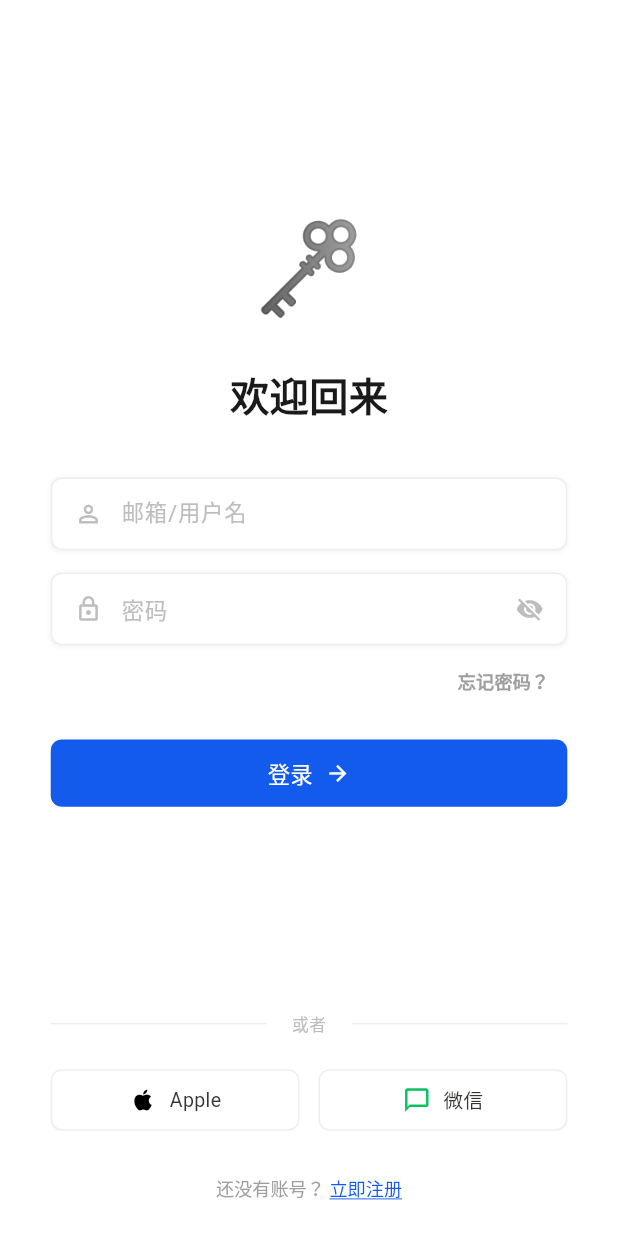
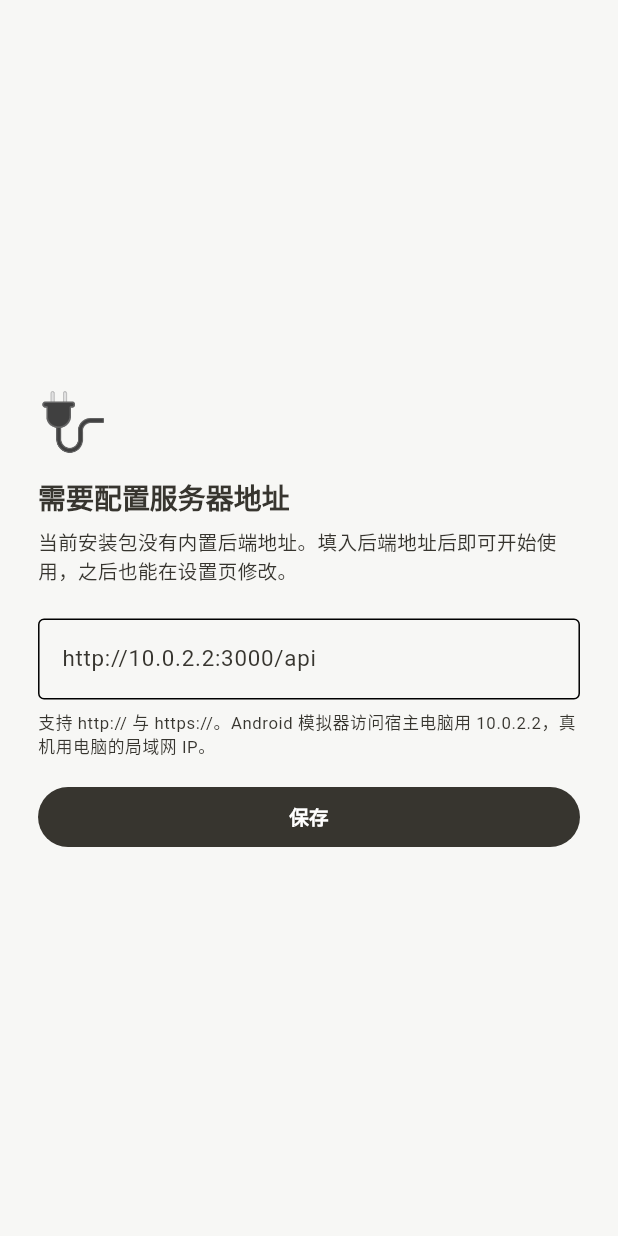
Before and after one commit to mintleaf84/ai-leaming, a Flutter app: the screen it shows after launch, on a phone screen of 412 x 824 dp. Run offline on Flutter 3.47's test engine with Material 3 defaults, Android fonts, the phone set to English and light mode, and no system bars; our stand-ins replace confetti, connectivity_plus, dio, flutter_hooks, flutter_markdown, flutter_riverpod and 8 more; accounts and stored records are empty; generated files the repository leaves out were written again; Roboto replaces fonts that are missing (Inter).

Commit message:
feat(mobile): 服务器地址改为运行时可配置（三级回落 + 设置页输入）
- ApiConstants 改为 compileTimeBaseUrl = String.fromEnvironment('API_BASE_URL')
  且不再给默认值（写死 127.0.0.1 只会产出静默连不上的包）；
  新增纯函数 isValidBaseUrl / normalizeBaseUrl / resolveBaseUrl 实现三级回落：
  运行时设置 > 编译期 dart-define > 未配置。
- 新增 core/network/server_config.dart：ServerBaseUrlStore 抽象 +
  flutter_secure_storage 实现、serverConfigProvider、启动种子
  initialServerBaseUrlProvider；保存失败/格式非法经 errorMessage 表达。
- dioProvider 用回落后的地址构建；未配置时留空，不初始化网络。
- main() 在 runApp 前读出持久化地址；未配置时由 ServerConfigGate 显示
  「需要配置服务器地址」页，同时不启动同步服务。
- 设置页新增「服务器」卡片：输入框初始值=当前生效地址，校验失败与保存失败
  在表单内联展示（不塞 toast），成功后原地显示新地址。
- android.yml：vars.API_BASE_URL 为空由 exit 1 改为 ::warning:: 并继续出包。
- 单测：resolveBaseUrl 三级回落/校验/规范化，serverConfig 读写与失败路径。

```diff
--- a/mobile_app/lib/core/constants/api_constants.dart
+++ b/mobile_app/lib/core/constants/api_constants.dart
@@ -1,12 +1,16 @@
+/// 后端地址常量与地址解析规则。
+///
+/// 地址按三级回落生效（见 [resolveBaseUrl]）：
+///   1. 运行时配置：用户在 App 内「设置 → 服务器地址」填写，落 flutter_secure_storage；
+///   2. 编译期配置：构建时 `--dart-define=API_BASE_URL=...`（CI 出包走仓库变量）；
+///   3. 都没有：返回 null，由上层进入「需要配置服务器地址」状态，不做任何网络请求。
 class ApiConstants {
-  // Use 10.0.2.2 for Android Emulator to access localhost
-  // Use localhost for iOS Simulator
-  // Use actual IP for physical device / Windows Desktop apps
-  // static const String baseUrl = 'http://192.168.0.101:3000/api';
-  // 构建时可用 --dart-define=API_BASE_URL=... 覆盖（CI 出包走 vars.API_BASE_URL）
-  static const String baseUrl = String.fromEnvironment(
+  /// 构建期注入的后端地址。未传 `--dart-define=API_BASE_URL` 时为空串。
+  ///
+  /// 刻意不给默认值：写死 `127.0.0.1` 只会让装到手机上的包静默连不上任何后端，
+  /// 且失败得毫无线索。宁可显式进入「先配置服务器地址」状态。
+  static const String compileTimeBaseUrl = String.fromEnvironment(
     'API_BASE_URL',
-    defaultValue: 'http://127.0.0.1:3000/api',
   );
 
   static const int connectTimeout = 10000; // 10秒
@@ -21,4 +25,53 @@ class ApiConstants {
   static const String masteryTree = '/mastery/tree';
   static const String masteryStats = '/mastery/stats';
   static const String firstPrinciples = '/practice/first-principles';
+
+  /// 地址格式校验：必须是 http/https、必须带主机名、不含空白字符。
+  ///
+  /// 用 [Uri.tryParse] 而不是手写正则：`localhost:3000/api` 这类输入会被解析成
+  /// scheme=localhost，靠 scheme 判断就能挡住，不需要第二个正则去猜。
+  static bool isValidBaseUrl(String raw) {
+    final value = raw.trim();
+    if (value.isEmpty || value.contains(RegExp(r'\s'))) {
+      return false;
+    }
+    final uri = Uri.tryParse(value);
+    if (uri == null) {
+      return false;
+    }
+    if (uri.scheme != 'http' && uri.scheme != 'https') {
+      return false;
+    }
+    // `http://` 能解析出空 host；`http://.` 之类也要挡掉，要求至少一个字母数字。
+    return uri.host.isNotEmpty && RegExp(r'[A-Za-z0-9]').hasMatch(uri.host);
+  }
+
+  /// 去掉首尾空白与末尾斜杠：dio 拼接 `'/auth/login'` 时不会出现双斜杠。
+  static String normalizeBaseUrl(String raw) {
+    var value = raw.trim();
+    while (value.length > 1 && value.endsWith('/')) {
+      value = value.substring(0, value.length - 1);
+    }
+    return value;
+  }
+
+  /// 三级回落的唯一实现（纯函数，便于单测）。
+  ///
+  /// [runtimeBaseUrl] 为 null/空串/格式非法时继续回落；[compileTimeBaseUrl]
+  /// 传 null 表示取上面的编译期常量。返回 null 代表没有任何可用地址。
+  static String? resolveBaseUrl({
+    String? runtimeBaseUrl,
+    String? compileTimeBaseUrl,
+  }) {
+    final runtime = runtimeBaseUrl?.trim() ?? '';
+    if (isValidBaseUrl(runtime)) {
+      return normalizeBaseUrl(runtime);
+    }
+    final compiled = (compileTimeBaseUrl ?? ApiConstants.compileTimeBaseUrl)
+        .trim();
+    if (isValidBaseUrl(compiled)) {
+      return normalizeBaseUrl(compiled);
+    }
+    return null;
+  }
 }
--- a/mobile_app/lib/main.dart
+++ b/mobile_app/lib/main.dart
@@ -2,12 +2,37 @@ import 'package:flutter/material.dart';
 import 'package:flutter_riverpod/flutter_riverpod.dart';
 import 'package:flutter_screenutil/flutter_screenutil.dart';
 import 'app_router.dart';
+import 'core/network/server_config.dart';
 import 'core/sync/sync_providers.dart';
 import 'core/theme/app_theme.dart';
 import 'core/theme/theme_provider.dart';
+import 'shared/widgets/server_config_gate.dart';
 
-void main() {
-  runApp(const ProviderScope(child: MyApp()));
+Future<void> main() async {
+  WidgetsFlutterBinding.ensureInitialized();
+  // dioProvider 是同步构建的，持久化的服务器地址必须在 runApp 之前就绪。
+  final storedBaseUrl = await _readStoredBaseUrl();
+  runApp(
+    ProviderScope(
+      overrides: [
+        initialServerBaseUrlProvider.overrideWithValue(storedBaseUrl),
+      ],
+      child: const MyApp(),
+    ),
+  );
+}
+
+/// 启动前读一次已保存的服务器地址。
+///
+/// 读失败（安全存储不可用等）按「未配置」处理并留日志：App 仍能启动，用户可以在
+/// 启动页重新填写，而不是白屏。
+Future<String?> _readStoredBaseUrl() async {
+  try {
+    return await const SecureServerBaseUrlStore().read();
+  } catch (error) {
+    debugPrint('[ServerConfig] 读取已保存的服务器地址失败: $error');
+    return null;
+  }
 }
 
 class MyApp extends ConsumerWidget {
@@ -16,8 +41,12 @@ class MyApp extends ConsumerWidget {
   @override
   Widget build(BuildContext context, WidgetRef ref) {
     final themeMode = ref.watch(themeModeProvider);
-    // 读一次同步服务：启动即注册网络监听并补交历史遗留的离线作答。
-    ref.watch(syncServiceProvider);
+    final isServerConfigured = ref.watch(serverConfigProvider).isConfigured;
+    if (isServerConfigured) {
+      // 读一次同步服务：启动即注册网络监听并补交历史遗留的离线作答。
+      // 未配置地址时不启动，避免无意义的请求与日志噪音。
+      ref.watch(syncServiceProvider);
+    }
 
     return ScreenUtilInit(
       designSize: const Size(390, 884),
@@ -30,6 +59,9 @@ class MyApp extends ConsumerWidget {
           darkTheme: AppTheme.darkTheme,
           themeMode: themeMode,
           routerConfig: appRouter,
+          // 没有任何可用后端地址时停在这里，而不是让各页面各自无限加载。
+          builder: (context, routedChild) =>
+              ServerConfigGate(child: routedChild ?? const SizedBox.shrink()),
         );
       },
     );
--- /dev/null
+++ b/mobile_app/lib/shared/widgets/server_address_form.dart
@@ -0,0 +1,116 @@
+import 'package:flutter/material.dart';
+import 'package:flutter_riverpod/flutter_riverpod.dart';
+import 'package:flutter_screenutil/flutter_screenutil.dart';
+
+import '../../core/constants/api_constants.dart';
+import '../../core/network/server_config.dart';
+
+/// 服务器地址输入表单。
+///
+/// 设置页弹窗与启动时的「需要配置服务器地址」页共用同一份实现：
+/// 格式校验失败、持久化失败都经 [ServerConfigState.errorMessage] 表达，
+/// 这里只负责渲染（不弹 toast）；保存成功后原地显示新地址。
+class ServerAddressForm extends ConsumerStatefulWidget {
+  const ServerAddressForm({this.initialValue, this.onSaved, super.key});
+
+  /// 输入框初始值，通常是当前生效地址。
+  final String? initialValue;
+
+  /// 保存成功后的回调（例如关闭弹窗）。
+  final ValueChanged<String>? onSaved;
+
+  @override
+  ConsumerState<ServerAddressForm> createState() => _ServerAddressFormState();
+}
+
+class _ServerAddressFormState extends ConsumerState<ServerAddressForm> {
+  late final TextEditingController _controller = TextEditingController(
+    text: widget.initialValue ?? '',
+  );
+  String? _savedValue;
+
+  @override
+  void dispose() {
+    _controller.dispose();
+    super.dispose();
+  }
+
+  Future<void> _submit() async {
+    final failure = await ref
+        .read(serverConfigProvider.notifier)
+        .save(_controller.text);
+    if (!mounted) {
+      return;
+    }
+    if (failure != null) {
+      // 失败文案已经在 provider 状态里，build 会渲染成输入框下方的红字。
+      setState(() {
+        _savedValue = null;
+      });
+      return;
+    }
+    final saved = ApiConstants.normalizeBaseUrl(_controller.text);
+    setState(() {
+      _savedValue = saved;
+    });
+    widget.onSaved?.call(saved);
+  }
+
+  @override
+  Widget build(BuildContext context) {
+    final state = ref.watch(serverConfigProvider);
+    final theme = Theme.of(context);
+
+    return Column(
+      mainAxisSize: MainAxisSize.min,
+      crossAxisAlignment: CrossAxisAlignment.start,
+      children: [
+        TextField(
+          controller: _controller,
+          keyboardType: TextInputType.url,
+          autocorrect: false,
+          enabled: !state.isSaving,
+          onChanged: (_) => ref.read(serverConfigProvider.notifier).clearError(),
+          decoration: InputDecoration(
+            hintText: 'http://10.0.2.2:3000/api',
+            border: const OutlineInputBorder(),
+            errorText: state.errorMessage,
+            errorMaxLines: 2,
+          ),
+        ),
+        SizedBox(height: 8.h),
+        Text(
+          '支持 http:// 与 https://。Android 模拟器访问宿主电脑用 10.0.2.2，真机用电脑的局域网 IP。',
+          style: theme.textTheme.bodySmall?.copyWith(
+            fontSize: 12.sp,
+            color: theme.colorScheme.onSurfaceVariant,
+          ),
+        ),
+        if (_savedValue != null) ...[
+          SizedBox(height: 8.h),
+          Text(
+            '已保存并生效：$_savedValue',
+            style: theme.textTheme.bodySmall?.copyWith(
+              fontSize: 12.sp,
+              color: const Color(0xFF2383E2),
+            ),
+          ),
+        ],
+        SizedBox(height: 16.h),
+        SizedBox(
+          width: double.infinity,
+          child: FilledButton(
+            onPressed: state.isSaving ? null : _submit,
+            child: state.isSaving
+                ? SizedBox(
+                    width: 18.w,
+                    height: 18.w,
+                    child: const CircularProgressIndicator(strokeWidth: 2),
+                  )
+                : const Text('保存'),
+          ),
+        ),
+      ],
+    );
+  }
+}
--- /dev/null
+++ b/mobile_app/lib/shared/widgets/server_config_gate.dart
@@ -0,0 +1,59 @@
+import 'package:flutter/material.dart';
+import 'package:flutter_riverpod/flutter_riverpod.dart';
+import 'package:flutter_screenutil/flutter_screenutil.dart';
+
+import '../../core/network/server_config.dart';
+import 'server_address_form.dart';
+
+/// 没有任何可用后端地址时，挡在整个 App 前面的「先配置服务器地址」页。
+///
+/// 三级回落（运行时设置 > 编译期 dart-define > 未配置）在
+/// `ApiConstants.resolveBaseUrl` 里判定；这里只负责在未配置时给出明确的配置
+/// 入口，而不是让各页面自己转圈或抛一屏 Dio 错误。
+class ServerConfigGate extends ConsumerWidget {
+  const ServerConfigGate({required this.child, super.key});
+
+  final Widget child;
+
+  @override
+  Widget build(BuildContext context, WidgetRef ref) {
+    final state = ref.watch(serverConfigProvider);
+    if (state.isConfigured) {
+      return child;
+    }
+
+    final theme = Theme.of(context);
+    return Scaffold(
+      body: SafeArea(
+        child: Center(
+          child: SingleChildScrollView(
+            padding: EdgeInsets.symmetric(horizontal: 24.w, vertical: 32.h),
+            child: Column(
+              crossAxisAlignment: CrossAxisAlignment.start,
+              children: [
+                Text('🔌', style: TextStyle(fontSize: 40.sp)),
+                SizedBox(height: 12.h),
+                Text(
+                  '需要配置服务器地址',
+                  style: theme.textTheme.headlineSmall?.copyWith(
+                    fontWeight: FontWeight.bold,
+                  ),
+                ),
+                SizedBox(height: 8.h),
+                Text(
+                  '当前安装包没有内置后端地址。填入后端地址后即可开始使用，之后也能在设置页修改。',
+                  style: theme.textTheme.bodyMedium?.copyWith(
+                    fontSize: 14.sp,
+                    color: theme.colorScheme.onSurfaceVariant,
+                  ),
+                ),
+                SizedBox(height: 24.h),
+                ServerAddressForm(initialValue: state.effectiveBaseUrl),
+              ],
+            ),
+          ),
+        ),
+      ),
+    );
+  }
+}
```
Also changed, not shown: mobile_app/lib/core/network/dio_client.dart (+7 -1 lines), mobile_app/lib/core/network/server_config.dart (added, +138 -0 lines), mobile_app/lib/features/settings/presentation/settings_screen.dart (+41 -0 lines), 5 other files.
